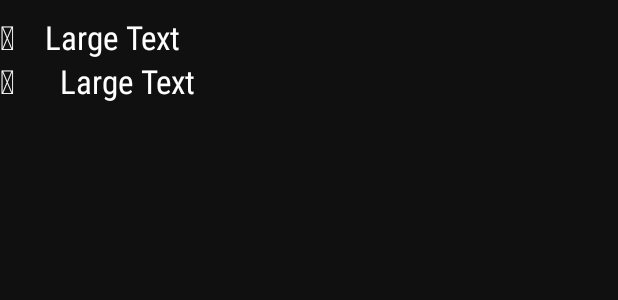
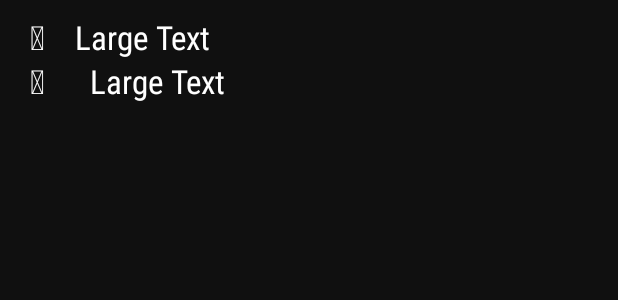
Before and after one commit to mack0r3/EzStudies, an Android app: the layout calculus_result_row.xml on its own in the app's theme, with its tools: preview values and no code run, on a phone screen of 412 x 824 dp. Shown: the top 300 px of the screen. Run offline under Robolectric (Android 15) with nearby library versions, the phone set to English and light mode, and no system bars.

Commit message:
Fullscreen added.

```diff
--- a/app/src/main/java/com/example/mackor/ezstudies/Activities/UserPanelActivity.java
+++ b/app/src/main/java/com/example/mackor/ezstudies/Activities/UserPanelActivity.java
@@ -106,7 +106,6 @@ public class UserPanelActivity extends AppCompatActivity {
             @Override
             public void processFinish(String output) {
                 try {
-
                     View view = findViewById(R.id.loggedUserInfo);
                     view.setVisibility(View.VISIBLE);
 
--- a/app/src/main/res/layout/activity_sign_in.xml
+++ b/app/src/main/res/layout/activity_sign_in.xml
@@ -2,9 +2,9 @@
 <LinearLayout xmlns:android="http://schemas.android.com/apk/res/android"
     xmlns:tools="http://schemas.android.com/tools"
     android:layout_width="match_parent"
-    android:orientation="vertical"
     android:layout_height="match_parent"
     android:background="@color/colorBlack"
+    android:orientation="vertical"
     android:paddingBottom="@dimen/activity_vertical_margin"
     android:paddingLeft="@dimen/activity_horizontal_margin"
     android:paddingRight="@dimen/activity_horizontal_margin"
@@ -15,6 +15,7 @@
         android:id="@+id/loginText"
         android:layout_width="wrap_content"
         android:layout_height="wrap_content"
+        android:layout_gravity="center"
         android:fontFamily="sans-serif-condensed"
         android:padding="20dp"
         android:text="@string/LoginText"
@@ -115,7 +116,7 @@
                 android:text="@string/textLoginButton"
                 android:textColor="@color/colorText"
                 android:textSize="20dp"
-                android:textStyle="bold"/>
+                android:textStyle="bold" />
 
         </LinearLayout>
 
--- a/app/src/main/res/layout/calculus_result_row.xml
+++ b/app/src/main/res/layout/calculus_result_row.xml
@@ -10,7 +10,8 @@
     <LinearLayout
         android:layout_width="wrap_content"
         android:layout_height="wrap_content"
-        android:orientation="vertical">
+        android:orientation="vertical"
+        android:paddingLeft="20dp">
 
         <LinearLayout
             android:layout_width="wrap_content"
--- a/app/src/main/res/values/styles.xml
+++ b/app/src/main/res/values/styles.xml
@@ -7,6 +7,7 @@
         <item name="colorPrimaryDark">@color/colorPrimaryDark</item>
         <item name="colorAccent">@color/colorAccent</item>
         <item name="android:windowBackground">@null</item>
+        <item name="android:windowFullscreen">true</item>
     </style>
 
     <style name="MyCustomTabLayout" parent="Widget.Design.TabLayout">
```
Also changed, not shown: app/src/main/java/com/example/mackor/ezstudies/BackEndTools/Networking.java (+7 -1 lines), settings.gradle (line endings or trailing spaces), 2 other files.
